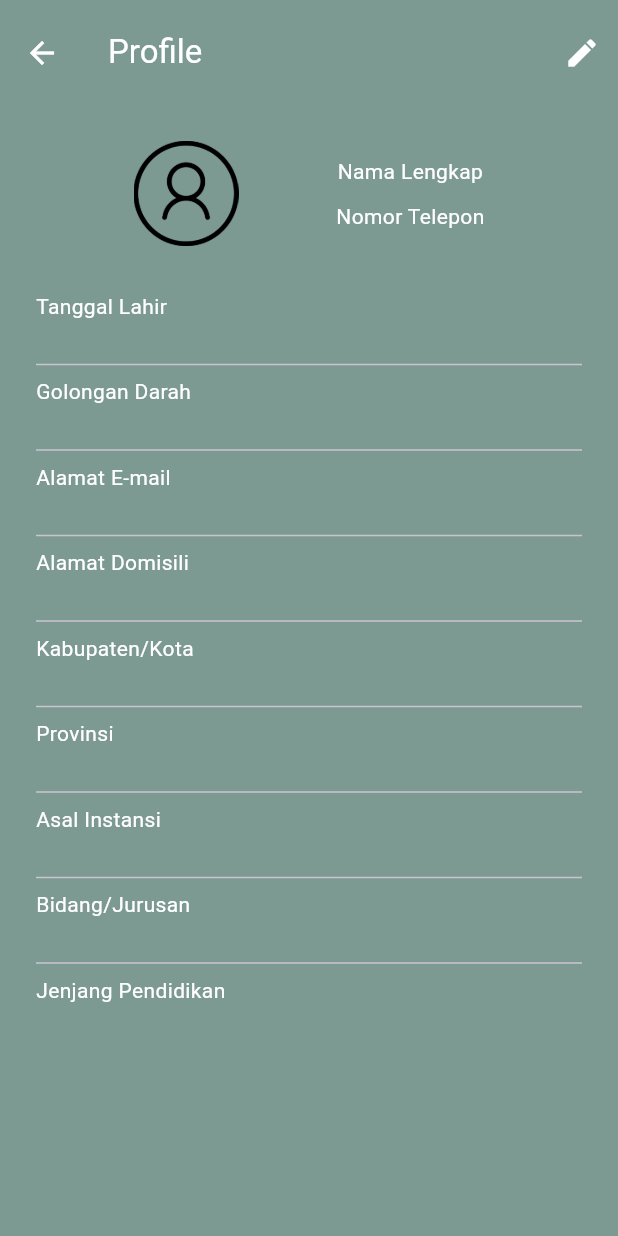
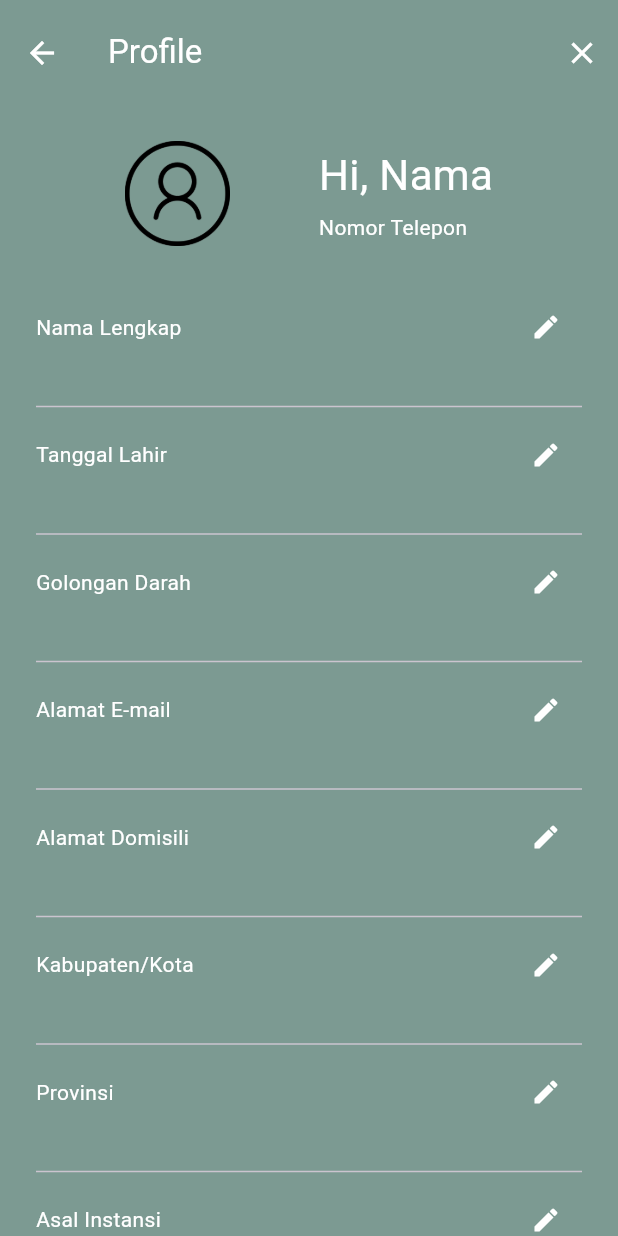
Before and after one commit to frendysanusi05/pvvd-app, a Flutter app: the screen it shows after launch, after a tap on the "edit" icon, on a phone screen of 412 x 824 dp. Run offline on Flutter 3.47's test engine with Material 3 defaults, Android fonts, the phone set to English and light mode, and no system bars; our stand-ins replace cloud_firestore, firebase_auth, firebase_core, google_fonts; accounts and stored records are empty; generated files the repository leaves out were written again.

Commit message:
Edit Profile Screen

```diff
--- a/lib/main.dart
+++ b/lib/main.dart
@@ -3,6 +3,7 @@
 import 'firebase_options.dart';
 import 'package:flutter/material.dart';
 import 'package:pvvd_app/screens/profile_screen.dart';
+import 'package:pvvd_app/screens/profile_screen_edit.dart';
 import 'package:pvvd_app/screens/login_screen.dart';
 import 'package:pvvd_app/screens/welcome_screen.dart';
 
@@ -41,6 +42,7 @@
         LoginScreen.id: (context) => const LoginScreen(),
         RegisterScreen.id: (context) => const RegisterScreen(),
         ProfileScreen.id: (context) => const ProfileScreen(),
+        ProfileScreenEdit.id: (context) => const ProfileScreenEdit(),
       },
     );
   }
--- a/lib/screens/profile_screen.dart
+++ b/lib/screens/profile_screen.dart
@@ -1,4 +1,5 @@
 import 'package:flutter/material.dart';
+import 'package:pvvd_app/screens/profile_screen_edit.dart';
 import 'package:pvvd_app/utils/constants.dart';
 
 class ProfileScreen extends StatelessWidget {
@@ -20,13 +21,15 @@ class ProfileScreen extends StatelessWidget {
             actions: [
               IconButton(
                 color: Colors.white,
-                onPressed: () {},
+                onPressed: () {
+                  Navigator.pushNamed(context, ProfileScreenEdit.id);
+                },
                 icon: const Icon(Icons.edit),
               ),
             ]),
         body: SafeArea(
           child: SizedBox(
-          height: 1000,
+          height: MediaQuery.of(context).size.height,
             child: SingleChildScrollView(
               child: Padding(
                 padding: const EdgeInsets.symmetric(vertical: 24, horizontal: 24),
@@ -44,12 +47,12 @@ class ProfileScreen extends StatelessWidget {
                           ),
                           const Center(
                             child: SizedBox(
-                              height: 50,
+                              height: 65,
                               child: Column(
-                                crossAxisAlignment: CrossAxisAlignment.center,
+                                crossAxisAlignment: CrossAxisAlignment.start,
                                 mainAxisAlignment: MainAxisAlignment.spaceBetween,
                                 children: [
-                                  Text('Nama Lengkap'),
+                                  Text('Hi, Nama', style: TextStyle(fontSize: 28)),
                                   Text('Nomor Telepon'),
                                 ],
                               ),
@@ -66,31 +69,64 @@ class ProfileScreen extends StatelessWidget {
                       child: Column(
                         crossAxisAlignment: CrossAxisAlignment.start,
                         children: [
-                          Text('Tanggal Lahir'),
+                          Padding(
+                            padding: EdgeInsets.only(top: 14, bottom: 14),
+                            child: Text('Nama Lengkap'),
+                          ),
                           Text(''),
                           Divider(),
-                          Text('Golongan Darah'),
+                          Padding(
+                            padding: EdgeInsets.only(top: 14, bottom: 14),
+                            child: Text('Tanggal Lahir'),
+                          ),
                           Text(''),
                           Divider(),
-                          Text('Alamat E-mail'),
+                          Padding(
+                            padding: EdgeInsets.only(top: 14, bottom: 14),
+                            child: Text('Golongan Darah'),
+                          ),
                           Text(''),
                           Divider(),
-                          Text('Alamat Domisili'),
+                          Padding(
+                            padding: EdgeInsets.only(top: 14, bottom: 14),
+                            child: Text('Alamat E-mail'),
+                          ),
                           Text(''),
                           Divider(),
-                          Text('Kabupaten/Kota'),
+                          Padding(
+                            padding: EdgeInsets.only(top: 14, bottom: 14),
+                            child: Text('Alamat Domisili'),
+                          ),
                           Text(''),
                           Divider(),
-                          Text('Provinsi'),
+                          Padding(
+                            padding: EdgeInsets.only(top: 14, bottom: 14),
+                            child: Text('Kabupaten/Kota'),
+                          ),
                           Text(''),
                           Divider(),
-                          Text('Asal Instansi'),
+                          Padding(
+                            padding: EdgeInsets.only(top: 14, bottom: 14),
+                            child: Text('Provinsi'),
+                          ),
                           Text(''),
                           Divider(),
-                          Text('Bidang/Jurusan'),
+                          Padding(
+                            padding: EdgeInsets.only(top: 14, bottom: 14),
+                            child: Text('Asal Instansi'),
+                          ),
                           Text(''),
                           Divider(),
-                          Text('Jenjang Pendidikan'),
+                          Padding(
+                            padding: EdgeInsets.only(top: 14, bottom: 14),
+                            child: Text('Bidang/Jurusan'),
+                          ),
+                          Text(''),
+                          Divider(),
+                          Padding(
+                            padding: EdgeInsets.only(top: 14, bottom: 14),
+                            child: Text('Jenjang Pendidikan'),
+                          ),
                           Text(''),
                         ],
                       ),
--- /dev/null
+++ b/lib/screens/profile_screen_edit.dart
@@ -0,0 +1,223 @@
+import 'package:flutter/material.dart';
+import 'package:pvvd_app/screens/profile_screen.dart';
+import 'package:pvvd_app/utils/constants.dart';
+
+class ProfileScreenEdit extends StatelessWidget {
+  const ProfileScreenEdit({super.key});
+  static String id = 'profile_screen_edit';
+
+  @override
+  Widget build(BuildContext context) {
+    return Scaffold(
+      backgroundColor: kGreyishTeal,
+      appBar: AppBar(
+          backgroundColor: Colors.transparent,
+          elevation: 0,
+          toolbarHeight: 70,
+          leading: const BackButton(
+            color: Colors.white,
+          ),
+          title: const Text('Profile', style: TextStyle(color: Colors.white)),
+          actions: [
+            IconButton(
+              color: Colors.white,
+              onPressed: () {
+                Navigator.pop(context);
+              },
+              icon: const Icon(Icons.close),
+            ),
+          ]),
+      body: SafeArea(
+        child: SizedBox(
+          height: MediaQuery.of(context).size.height,
+          child: SingleChildScrollView(
+            child: Padding(
+              padding: const EdgeInsets.symmetric(vertical: 24, horizontal: 24),
+              child: Column(
+                children: [
+                  SizedBox(
+                    height: 70,
+                    child:
+                    Row(
+                      mainAxisAlignment: MainAxisAlignment.spaceEvenly,
+                      children: [
+                        Image.asset(
+                          'assets/images/profile-placeholder.png',
+                          width: 70,
+                          height: 70,
+                        ),
+                        const Center(
+                          child: SizedBox(
+                            height: 65,
+                            child: Column(
+                              crossAxisAlignment: CrossAxisAlignment.start,
+                              mainAxisAlignment: MainAxisAlignment.spaceBetween,
+                              children: [
+                                Text('Hi, Nama', style: TextStyle(fontSize: 28)),
+                                Text('Nomor Telepon'),
+                              ],
+                            ),
+                          ),
+                        ),
+                      ],
+                    ),
+                  ),
+
+                  Padding(
+                    padding: const EdgeInsets.only(
+                      top: 30,
+                    ),
+                    child: Column(
+                      crossAxisAlignment: CrossAxisAlignment.start,
+                      children: [
+                        Row(
+                          mainAxisAlignment: MainAxisAlignment.spaceBetween,
+                          children: [
+                            const Text('Nama Lengkap'),
+                            IconButton(
+                                icon: const Icon(Icons.edit),
+                                iconSize: 20,
+                                color: Colors.white,
+                                onPressed: () {}
+                            ),
+                          ],
+                        ),
+                        const Text(''),
+                        const Divider(),
+                        Row(
+                          mainAxisAlignment: MainAxisAlignment.spaceBetween,
+                          children: [
+                            const Text('Tanggal Lahir'),
+                            IconButton(
+                                icon: const Icon(Icons.edit),
+                                iconSize: 20,
+                                color: Colors.white,
+                                onPressed: () {}
+                            ),
+                          ],
+                        ),
+                        const Text(''),
+                        const Divider(),
+                        Row(
+                          mainAxisAlignment: MainAxisAlignment.spaceBetween,
+                          children: [
+                            const Text('Golongan Darah'),
+                            IconButton(
+                                icon: const Icon(Icons.edit),
+                                iconSize: 20,
+                                color: Colors.white,
+                                onPressed: () {}
+                            ),
+                          ],
+                        ),
+                        const Text(''),
+                        const Divider(),
+                        Row(
+                          mainAxisAlignment: MainAxisAlignment.spaceBetween,
+                          children: [
+                            const Text('Alamat E-mail'),
+                            IconButton(
+                                icon: const Icon(Icons.edit),
+                                iconSize: 20,
+                                color: Colors.white,
+                                onPressed: () {}
+                            ),
+                          ],
+                        ),
+                        const Text(''),
+                        const Divider(),
+                        Row(
+                          mainAxisAlignment: MainAxisAlignment.spaceBetween,
+                          children: [
+                            const Text('Alamat Domisili'),
+                            IconButton(
+                                icon: const Icon(Icons.edit),
+                                iconSize: 20,
+                                color: Colors.white,
+                                onPressed: () {}
+                            ),
+                          ],
+                        ),
+                        const Text(''),
+                        const Divider(),
+                        Row(
+                          mainAxisAlignment: MainAxisAlignment.spaceBetween,
+                          children: [
+                            const Text('Kabupaten/Kota'),
+                            IconButton(
+                                icon: const Icon(Icons.edit),
+                                iconSize: 20,
+                                color: Colors.white,
+                                onPressed: () {}
+                            ),
+                          ],
+                        ),
+                        const Text(''),
+                        const Divider(),
+                        Row(
+                          mainAxisAlignment: MainAxisAlignment.spaceBetween,
+                          children: [
+                            const Text('Provinsi'),
+                            IconButton(
+                                icon: const Icon(Icons.edit),
+                                iconSize: 20,
+                                color: Colors.white,
+                                onPressed: () {}
+                            ),
+                          ],
+                        ),
+                        const Text(''),
+                        const Divider(),
+                        Row(
+                          mainAxisAlignment: MainAxisAlignment.spaceBetween,
+                          children: [
+                            const Text('Asal Instansi'),
+                            IconButton(
+                                icon: const Icon(Icons.edit),
+                                iconSize: 20,
+                                color: Colors.white,
+                                onPressed: () {}
+                            ),
+                          ],
+                        ),
+                        const Text(''),
+                        const Divider(),
+                        Row(
+                          mainAxisAlignment: MainAxisAlignment.spaceBetween,
+                          children: [
+                            const Text('Bidang/Jurusan'),
+                            IconButton(
+                                icon: const Icon(Icons.edit),
+                                iconSize: 20,
+                                color: Colors.white,
+                                onPressed: () {}
+                            ),
+                          ],
+                        ),
+                        const Text(''),
+                        const Divider(),
+                        Row(
+                          mainAxisAlignment: MainAxisAlignment.spaceBetween,
+                          children: [
+                            const Text('Jenjang Pendidikan'),
+                            IconButton(
+                                icon: const Icon(Icons.edit),
+                                iconSize: 20,
+                                color: Colors.white,
+                                onPressed: () {}
+                            ),
+                          ],
+                        ),
+                        const Text(''),
+                      ],
+                    ),
+                  ),
+                ],
+              ),
+            ),
+          ),
+        ),
+      ),
+    );
+  }
+}
```
